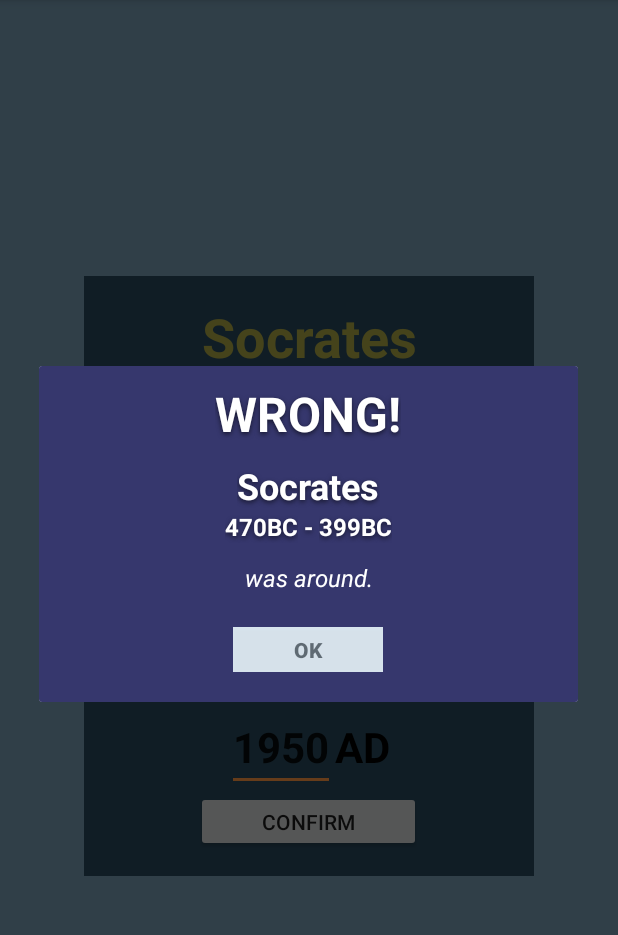
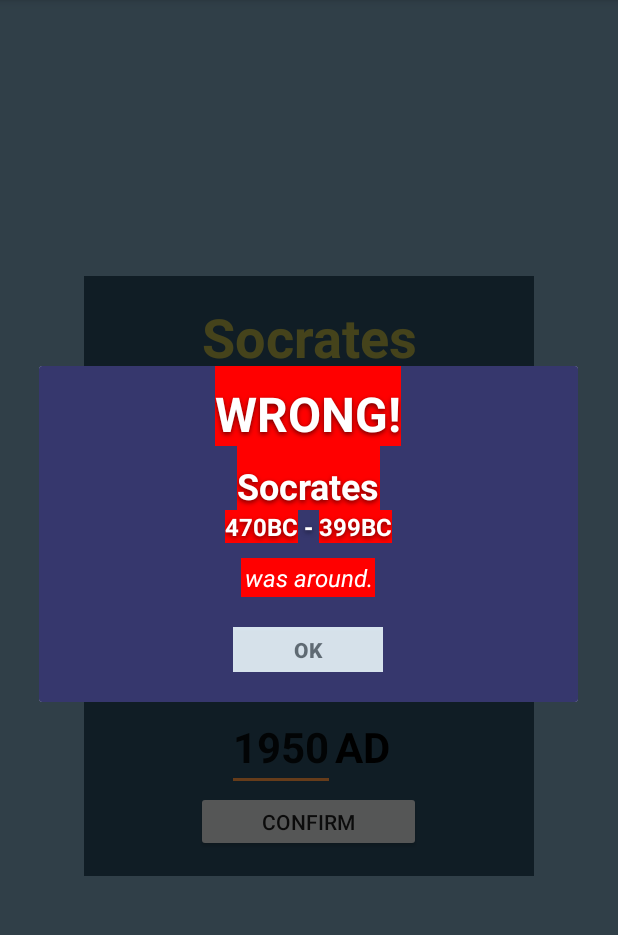
Before and after one commit to simplegr33n/android_kotlin_year_game, an Android app: the screen it shows after launch (MainActivity), after a tap on "CONFIRM", on a phone screen of 412 x 824 dp, the part 84-1019 px from its top. Run offline under Robolectric (Android 15) with nearby library versions, the phone set to English and light mode, and no system bars.

Commit message:
added some color to feedback dialog

```diff
--- a/app/src/main/java/ca/ggolda/guessayear/Activities/MainActivity.kt
+++ b/app/src/main/java/ca/ggolda/guessayear/Activities/MainActivity.kt
@@ -10,13 +10,9 @@ import android.widget.SeekBar
 import android.text.Editable
 import android.text.TextWatcher
 import java.util.*
-import android.view.Window.FEATURE_NO_TITLE
-import android.app.Activity
 import android.app.AlertDialog
-import android.app.Dialog
 import android.content.Context
-import android.view.View
-import android.view.Window
+import android.graphics.Color
 import android.widget.Button
 import android.widget.TextView
 
@@ -147,7 +143,7 @@ class MainActivity : AppCompatActivity() {
                     + birthString + " - " + deathString, Toast.LENGTH_LONG)
             myToast.show()
 
-            showDialog(figuresList[displayIndex], "CORRECT!")
+            showDialog(figuresList[displayIndex], true)
 
 
         } else {
@@ -171,7 +167,7 @@ class MainActivity : AppCompatActivity() {
                     + birthString + " - " + deathString, Toast.LENGTH_LONG)
             myToast.show()
 
-            showDialog(figuresList[displayIndex], "WRONG!")
+            showDialog(figuresList[displayIndex], false)
         }
 
 
@@ -212,22 +208,25 @@ class MainActivity : AppCompatActivity() {
     }
 
 
-    private fun showDialog(item: FigureModel, result: String) {
+    private fun showDialog(item: FigureModel, isCorrect: Boolean) {
         val view = layoutInflater.inflate(R.layout.dialog_result, null)
-        var dialogs = AlertDialog.Builder(this)
+        var resultsDialog = AlertDialog.Builder(this)
                 .setView(view)
                 .create()
 
+        resultsDialog.setCanceledOnTouchOutside(false)
+
         val resultCorrect = view.findViewById(R.id.txt_result) as TextView
-        resultCorrect.text = result
+        val figureName = view.findViewById(R.id.txt_results_name) as TextView
+        val figureDescription = view.findViewById(R.id.txt_result_description) as TextView
+        val birthYear = view.findViewById(R.id.txt_results_birthyr) as TextView
+        val deathYear = view.findViewById(R.id.txt_results_deathyr) as TextView
 
-        val figureName = view.findViewById(R.id.txt_results_name) as TextView
+        if (isCorrect) {
+            resultCorrect.text = "CORRECT!"
             figureName.text = item.name
-
-        val figureDescription = view.findViewById(R.id.txt_result_description) as TextView
             figureDescription.text = item.figureDescription
 
-        val birthYear = view.findViewById(R.id.txt_results_birthyr) as TextView
             if (item.birthYr < 0) {
                 val tempInt = item.birthYr * -1
                 birthYear.text = "" + tempInt + "BC"
@@ -235,7 +234,6 @@ class MainActivity : AppCompatActivity() {
                 birthYear.text = "" + item.birthYr
             }
 
-        val deathYear = view.findViewById(R.id.txt_results_deathyr) as TextView
             if (item.deathYr == 9999) {
                 deathYear.text = "PRESENT"
             } else {
@@ -247,16 +245,54 @@ class MainActivity : AppCompatActivity() {
                 }
             }
 
+            resultCorrect.setBackgroundColor(Color.GREEN)
+            figureName.setBackgroundColor(Color.GREEN)
+            figureDescription.setBackgroundColor(Color.GREEN)
+            birthYear.setBackgroundColor(Color.GREEN)
+            deathYear.setBackgroundColor(Color.GREEN)
+
+        } else {
+            resultCorrect.text = "WRONG!"
+            figureName.text = item.name
+            figureDescription.text = item.figureDescription
+
+            if (item.birthYr < 0) {
+                val tempInt = item.birthYr * -1
+                birthYear.text = "" + tempInt + "BC"
+            } else {
+                birthYear.text = "" + item.birthYr
+            }
+
+            if (item.deathYr == 9999) {
+                deathYear.text = "PRESENT"
+            } else {
+                if (item.deathYr < 0) {
+                    val tempInt = item.deathYr * -1
+                    deathYear.text = "" + tempInt + "BC"
+                } else {
+                    deathYear.text = "" + item.deathYr
+                }
+            }
+
+            resultCorrect.setBackgroundColor(Color.RED)
+            figureName.setBackgroundColor(Color.RED)
+            figureDescription.setBackgroundColor(Color.RED)
+            birthYear.setBackgroundColor(Color.RED)
+            deathYear.setBackgroundColor(Color.RED)
+        }
+
+
+
         val okBtn = view.findViewById(R.id.btn_ok) as Button
         okBtn.setOnClickListener {
-            if (result == "CORRECT!") {
+            if (isCorrect) {
                 // Set new item since they were right!
                 setNewItem()
             }
-            dialogs.dismiss()
+            resultsDialog.dismiss()
         }
 
-        dialogs.show()
+        resultsDialog.show()
 
     }
 
```
Lines whose indentation alone changed are shown as unchanged.
